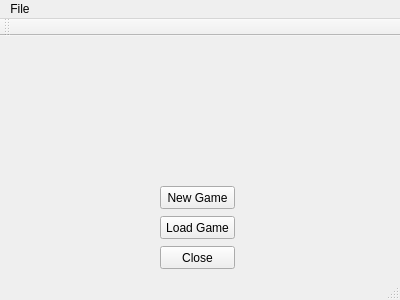
Qt form Project/Memory/mainwindow.ui (jkeller3/KellerJoseph_CIS17B_48941) before a commit.
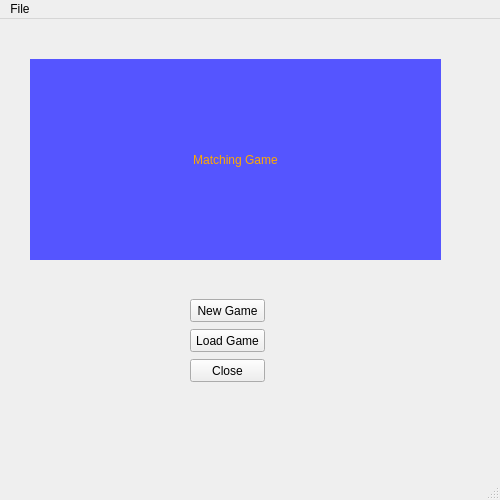
The same form after that commit.

Patch:
```diff
--- a/Project/Memory/mainwindow.ui
+++ b/Project/Memory/mainwindow.ui
@@ -2,21 +2,38 @@
 <ui version="4.0">
  <class>MainWindow</class>
  <widget class="QMainWindow" name="MainWindow">
+  <property name="geometry">
+   <rect>
+    <x>0</x>
+    <y>0</y>
+    <width>500</width>
+    <height>500</height>
+   </rect>
+  </property>
   <property name="minimumSize">
    <size>
-    <width>400</width>
-    <height>300</height>
+    <width>500</width>
+    <height>500</height>
+   </size>
+  </property>
+  <property name="maximumSize">
+   <size>
+    <width>500</width>
+    <height>500</height>
    </size>
   </property>
   <property name="windowTitle">
    <string>MainWindow</string>
   </property>
+  <property name="styleSheet">
+   <string notr="true"/>
+  </property>
   <widget class="QWidget" name="centralWidget">
    <widget class="QPushButton" name="pushButton">
     <property name="geometry">
      <rect>
-      <x>160</x>
-      <y>210</y>
+      <x>190</x>
+      <y>340</y>
       <width>75</width>
       <height>23</height>
      </rect>
@@ -28,8 +45,8 @@
    <widget class="QPushButton" name="pushButton_2">
     <property name="geometry">
      <rect>
-      <x>160</x>
-      <y>180</y>
+      <x>190</x>
+      <y>310</y>
       <width>75</width>
       <height>23</height>
      </rect>
@@ -41,8 +58,8 @@
    <widget class="QPushButton" name="pushButton_3">
     <property name="geometry">
      <rect>
-      <x>160</x>
-      <y>150</y>
+      <x>190</x>
+      <y>280</y>
       <width>75</width>
       <height>23</height>
      </rect>
@@ -51,13 +68,37 @@
      <string>New Game</string>
     </property>
    </widget>
+   <widget class="QLabel" name="label">
+    <property name="geometry">
+     <rect>
+      <x>30</x>
+      <y>40</y>
+      <width>411</width>
+      <height>201</height>
+     </rect>
+    </property>
+    <property name="styleSheet">
+     <string notr="true">background-color: rgb(85, 85, 255);
+font: 75 8pt &quot;MS Shell Dlg 2&quot;;
+font: 40pt &quot;Arial&quot;;
+color: rgb(255, 170, 0);
+text-align: center
+</string>
+    </property>
+    <property name="text">
+     <string>Matching Game</string>
+    </property>
+    <property name="alignment">
+     <set>Qt::AlignCenter</set>
+    </property>
+   </widget>
   </widget>
   <widget class="QMenuBar" name="menuBar">
    <property name="geometry">
     <rect>
      <x>0</x>
      <y>0</y>
-     <width>400</width>
+     <width>500</width>
      <height>21</height>
     </rect>
    </property>
@@ -81,14 +122,6 @@
    </widget>
    <addaction name="menuFile"/>
   </widget>
-  <widget class="QToolBar" name="mainToolBar">
-   <attribute name="toolBarArea">
-    <enum>TopToolBarArea</enum>
-   </attribute>
-   <attribute name="toolBarBreak">
-    <bool>false</bool>
-   </attribute>
-  </widget>
   <widget class="QStatusBar" name="statusBar"/>
   <action name="actionSave">
    <property name="text">
```
